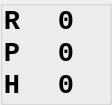
eringerli/QtOpenGuidance, file src/gui/dock/ThreeValuesDock.ui: the form before one commit.
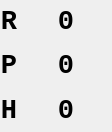
The form after the commit.

Diff of the .ui file:
```diff
--- a/src/gui/dock/ThreeValuesDock.ui
+++ b/src/gui/dock/ThreeValuesDock.ui
@@ -1,13 +1,13 @@
 <?xml version="1.0" encoding="UTF-8"?>
 <ui version="4.0">
  <class>ThreeValuesDock</class>
- <widget class="QGroupBox" name="ThreeValuesDock">
+ <widget class="QWidget" name="ThreeValuesDock">
   <property name="geometry">
    <rect>
     <x>0</x>
     <y>0</y>
     <width>112</width>
-    <height>103</height>
+    <height>132</height>
    </rect>
   </property>
   <property name="windowTitle">
@@ -26,12 +26,9 @@
    <property name="bottomMargin">
     <number>0</number>
    </property>
-   <property name="horizontalSpacing">
+   <property name="spacing">
     <number>2</number>
    </property>
-   <property name="verticalSpacing">
-    <number>0</number>
-   </property>
    <item row="3" column="0">
     <widget class="QLabel" name="lbThirdDesc">
      <property name="sizePolicy">
@@ -44,7 +41,6 @@
       <font>
        <family>Monospace</family>
        <pointsize>20</pointsize>
-       <weight>75</weight>
        <bold>true</bold>
       </font>
      </property>
@@ -74,7 +70,6 @@
       <font>
        <family>Monospace</family>
        <pointsize>20</pointsize>
-       <weight>75</weight>
        <bold>true</bold>
       </font>
      </property>
@@ -104,7 +99,6 @@
       <font>
        <family>Monospace</family>
        <pointsize>20</pointsize>
-       <weight>75</weight>
        <bold>true</bold>
       </font>
      </property>
@@ -134,7 +128,6 @@
       <font>
        <family>Monospace</family>
        <pointsize>20</pointsize>
-       <weight>75</weight>
        <bold>true</bold>
       </font>
      </property>
@@ -164,7 +157,6 @@
       <font>
        <family>Monospace</family>
        <pointsize>20</pointsize>
-       <weight>75</weight>
        <bold>true</bold>
       </font>
      </property>
@@ -194,7 +186,6 @@
       <font>
        <family>Monospace</family>
        <pointsize>20</pointsize>
-       <weight>75</weight>
        <bold>true</bold>
       </font>
      </property>
```
